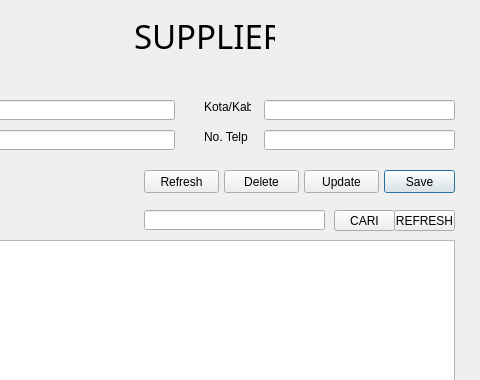
Old version of the form supplier.ui in the repository salsabilarhdsy/inventaris_cpp; both pictures show x 86 to 566 and y 0 to 380 of the 566 by 509 pixel window.
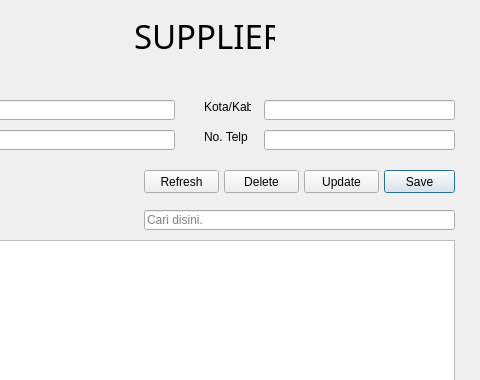
New version of the form.

```diff
--- a/supplier.ui
+++ b/supplier.ui
@@ -223,35 +223,18 @@
     <rect>
      <x>230</x>
      <y>210</y>
-     <width>181</width>
+     <width>311</width>
      <height>20</height>
     </rect>
    </property>
-  </widget>
-  <widget class="QPushButton" name="pushButton_cari">
-   <property name="geometry">
-    <rect>
-     <x>420</x>
-     <y>210</y>
-     <width>61</width>
-     <height>21</height>
-    </rect>
+   <property name="inputMask">
+    <string notr="true"/>
    </property>
    <property name="text">
-    <string>CARI</string>
+    <string/>
    </property>
-  </widget>
-  <widget class="QPushButton" name="pushButton_refreshTable">
-   <property name="geometry">
-    <rect>
-     <x>480</x>
-     <y>210</y>
-     <width>61</width>
-     <height>21</height>
-    </rect>
-   </property>
-   <property name="text">
-    <string>REFRESH</string>
+   <property name="placeholderText">
+    <string>Cari disini.</string>
    </property>
   </widget>
  </widget>
```
